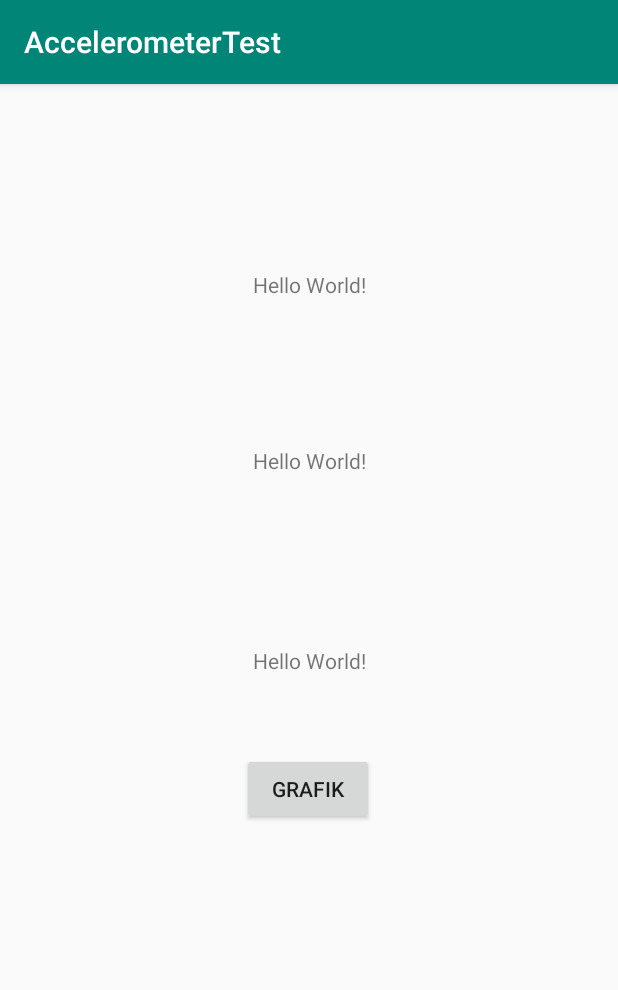
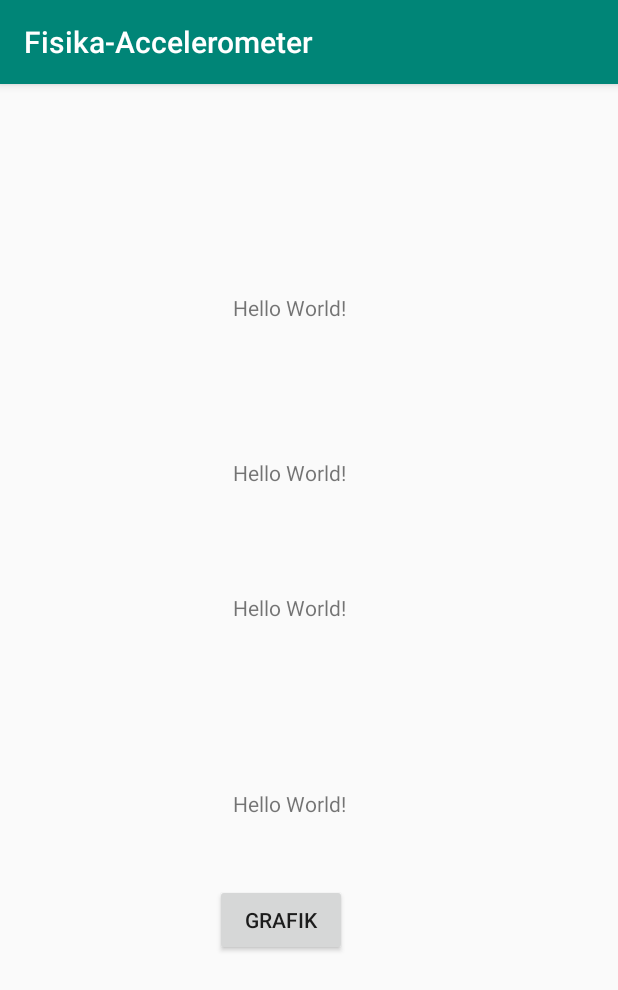
Before and after one commit to anggariansah/Fisika-Accelerometer, an Android app: the screen it shows after launch (MainActivity), on a phone screen of 412 x 824 dp. Shown: the top 990 px of the screen. Run offline under Robolectric (Android 15) with nearby library versions, the phone set to English and light mode, and no system bars.

```diff
--- a/app/src/main/java/com/solvedev/accelerometertest/MainActivity.java
+++ b/app/src/main/java/com/solvedev/accelerometertest/MainActivity.java
@@ -23,7 +23,7 @@ public class MainActivity extends AppCompatActivity implements SensorEventListen
     private float last_x, last_y, last_z;
     private static final int SHAKE_THRESHOLD = 600;
 
-    TextView tvAngka, tvKecepatan, tvPosisi;
+    TextView tvAngka, tvKecepatan, tvPosisi, tvWaktu;
 
     float[] percepatan = new float[1000];
     float[] kecepatan = new float[1000];
@@ -40,6 +40,7 @@ public class MainActivity extends AppCompatActivity implements SensorEventListen
         tvAngka = (TextView) findViewById(R.id.angka);
         tvKecepatan = (TextView) findViewById(R.id.kecepatan);
         tvPosisi = (TextView) findViewById(R.id.posisi);
+        tvWaktu = (TextView) findViewById(R.id.waktu);
 
         senSensorManager = (SensorManager) getSystemService(Context.SENSOR_SERVICE);
         senAccelerometer = senSensorManager.getDefaultSensor(Sensor.TYPE_ACCELEROMETER);
@@ -70,7 +71,8 @@ public class MainActivity extends AppCompatActivity implements SensorEventListen
 
                 float speed = Math.abs(x + y + z - last_x - last_y - last_z) / diffTime * 10000;
 
-                waktu[index] = speed;
+                waktu[index] = diffTime * 10000;
+                kecepatan[index] = speed;
 
                 if (speed > SHAKE_THRESHOLD) {
 
@@ -88,17 +90,18 @@ public class MainActivity extends AppCompatActivity implements SensorEventListen
                 posisi[0] = 0;
 
                 if (index == 0) {
-                    kecepatan[index] = 0 + percepatan[index] + percepatan[index + 1] / 2 * waktu[index + 1] - waktu[index];
+//                    kecepatan[index] = 0 + percepatan[index] + percepatan[index + 1] / 2 * waktu[index + 1] - waktu[index];
                     posisi[index] = 0 + kecepatan[index] + kecepatan[index + 1] / 2 * waktu[index + 1] - waktu[index];
                 } else {
-                    kecepatan[index] = kecepatan[index - 1] + percepatan[index] + percepatan[index + 1] / 2 * waktu[index + 1] - waktu[index];
-                    posisi[index] = posisi[index - 1] + kecepatan[index] + kecepatan[index + 1] / 2 * waktu[index + 1] - waktu[index];
+//                    kecepatan[index] = kecepatan[index - 1] + percepatan[index] + percepatan[index + 1] / 2 * waktu[index + 1] - waktu[index];
+                  posisi[index] = posisi[index - 1] + kecepatan[index] + kecepatan[index + 1] / 2 * waktu[index + 1] - waktu[index];
                 }
 
 
                 tvAngka.setText("Percepatan = " + percepatan[index]);
                 tvKecepatan.setText("Kecepatan = " + kecepatan[index]);
                 tvPosisi.setText("Posisi = " + posisi[index]);
+                tvWaktu.setText("Waktu = " + waktu[index]);
 
                 index++;
             }
--- a/app/src/main/res/layout/activity_main.xml
+++ b/app/src/main/res/layout/activity_main.xml
@@ -12,9 +12,11 @@
         android:layout_height="wrap_content"
         android:text="Hello World!"
         app:layout_constraintBottom_toBottomOf="parent"
+        app:layout_constraintHorizontal_bias="0.461"
         app:layout_constraintLeft_toLeftOf="parent"
         app:layout_constraintRight_toRightOf="parent"
-        app:layout_constraintTop_toTopOf="parent" />
+        app:layout_constraintTop_toTopOf="parent"
+        app:layout_constraintVertical_bias="0.628" />
 
     <TextView
         android:id="@+id/kecepatan"
@@ -23,10 +25,11 @@
         android:layout_marginBottom="8dp"
         android:text="Hello World!"
         app:layout_constraintBottom_toBottomOf="@+id/angka"
+        app:layout_constraintHorizontal_bias="0.461"
         app:layout_constraintLeft_toLeftOf="parent"
         app:layout_constraintRight_toRightOf="parent"
         app:layout_constraintTop_toTopOf="parent"
-        app:layout_constraintVertical_bias="0.658" />
+        app:layout_constraintVertical_bias="0.734" />
 
     <TextView
         android:id="@+id/posisi"
@@ -34,24 +37,38 @@
         android:layout_height="wrap_content"
         android:layout_marginBottom="8dp"
         android:text="Hello World!"
-        app:layout_constraintBottom_toBottomOf="@+id/angka"
+        app:layout_constraintBottom_toTopOf="@+id/kecepatan"
+        app:layout_constraintHorizontal_bias="0.461"
         app:layout_constraintLeft_toLeftOf="parent"
         app:layout_constraintRight_toRightOf="parent"
         app:layout_constraintTop_toTopOf="parent"
-        app:layout_constraintVertical_bias="0.339" />
+        app:layout_constraintVertical_bias="0.8" />
+
+    <TextView
+        android:id="@+id/waktu"
+        android:layout_width="wrap_content"
+        android:layout_height="wrap_content"
+        android:layout_marginBottom="8dp"
+        android:text="Hello World!"
+        app:layout_constraintBottom_toTopOf="@+id/posisi"
+        app:layout_constraintHorizontal_bias="0.461"
+        app:layout_constraintLeft_toLeftOf="parent"
+        app:layout_constraintRight_toRightOf="parent"
+        app:layout_constraintTop_toTopOf="parent"
+        app:layout_constraintVertical_bias="0.629" />
 
     <Button
+        android:id="@+id/btn_grafik"
         android:layout_width="wrap_content"
         android:layout_height="wrap_content"
         android:layout_marginStart="8dp"
         android:layout_marginLeft="8dp"
-        android:layout_marginTop="52dp"
+        android:layout_marginTop="44dp"
         android:layout_marginEnd="8dp"
         android:layout_marginRight="8dp"
         android:text="Grafik"
-        android:id="@+id/btn_grafik"
         app:layout_constraintEnd_toEndOf="parent"
-        app:layout_constraintHorizontal_bias="0.498"
+        app:layout_constraintHorizontal_bias="0.439"
         app:layout_constraintStart_toStartOf="parent"
         app:layout_constraintTop_toBottomOf="@+id/angka" />
 
--- a/app/src/main/res/values/strings.xml
+++ b/app/src/main/res/values/strings.xml
@@ -1,3 +1,3 @@
 <resources>
-    <string name="app_name">AccelerometerTest</string>
+    <string name="app_name">Fisika-Accelerometer</string>
 </resources>
--- /dev/null
+++ b/app/src/main/res/xml/provider_paths.xml
@@ -0,0 +1,6 @@
+<?xml version="1.0" encoding="utf-8"?>
+<paths>
+    <files-path
+        name="data"
+        path="." />
+</paths>
```
Also changed, not shown: app/src/main/AndroidManifest.xml (+12 -0 lines), app/src/main/java/com/solvedev/accelerometertest/Graph.java (+181 -41 lines), app/src/main/res/layout/activity_graph.xml (+29 -8 lines).
